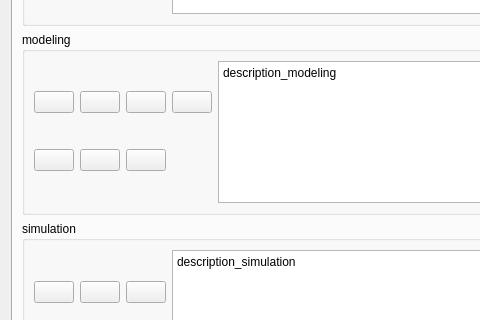
Old version of the form districts/districts_dialog_base.ui in the repository equa/IDA-Districts; both pictures show x 0 to 480 and y 232 to 552 of the 731 by 687 pixel window.
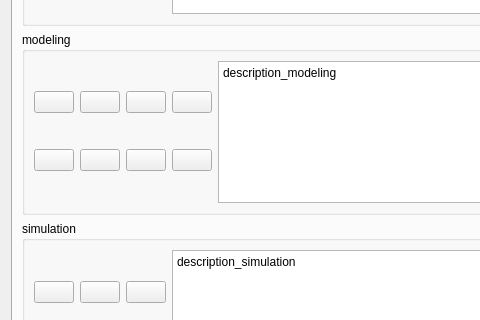
New version of the form. The open tabs and pages were chosen to show the change. Icons and pictures are not drawn. Custom widgets are drawn as their Qt base class.

Patch:
```diff
--- a/districts/districts_dialog_base.ui
+++ b/districts/districts_dialog_base.ui
@@ -1387,6 +1387,16 @@
               </property>
              </widget>
             </item>
+            <item row="1" column="3">
+             <widget class="QPushButton" name="btn_statics_calculate">
+              <property name="toolTip">
+               <string>tooltip_statics_calculate</string>
+              </property>
+              <property name="text">
+               <string/>
+              </property>
+             </widget>
+            </item>
            </layout>
           </item>
           <item>
```
